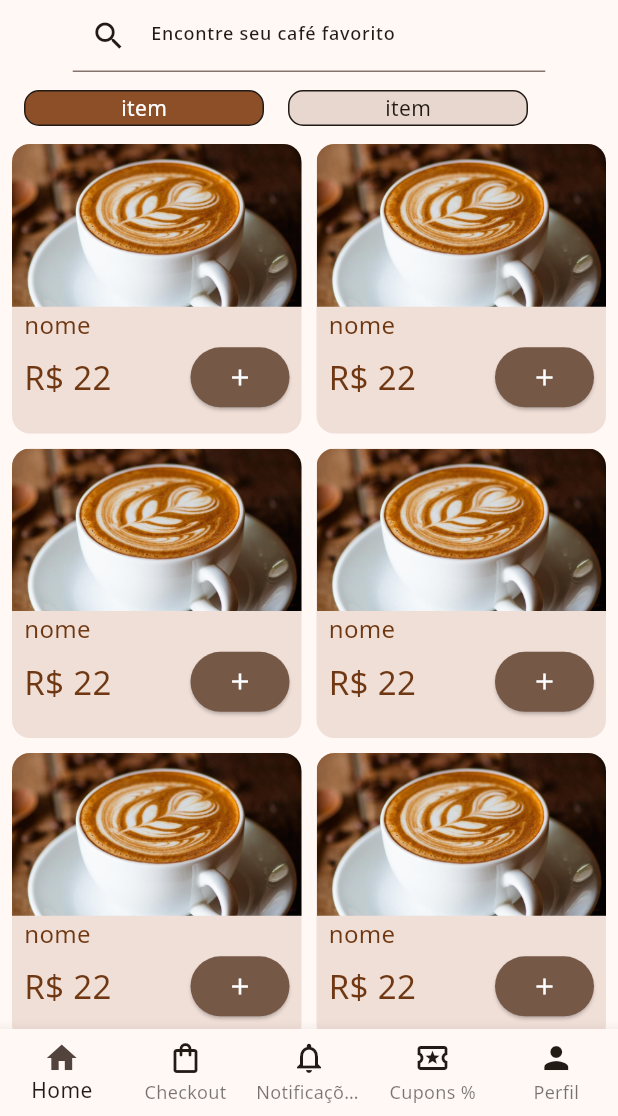
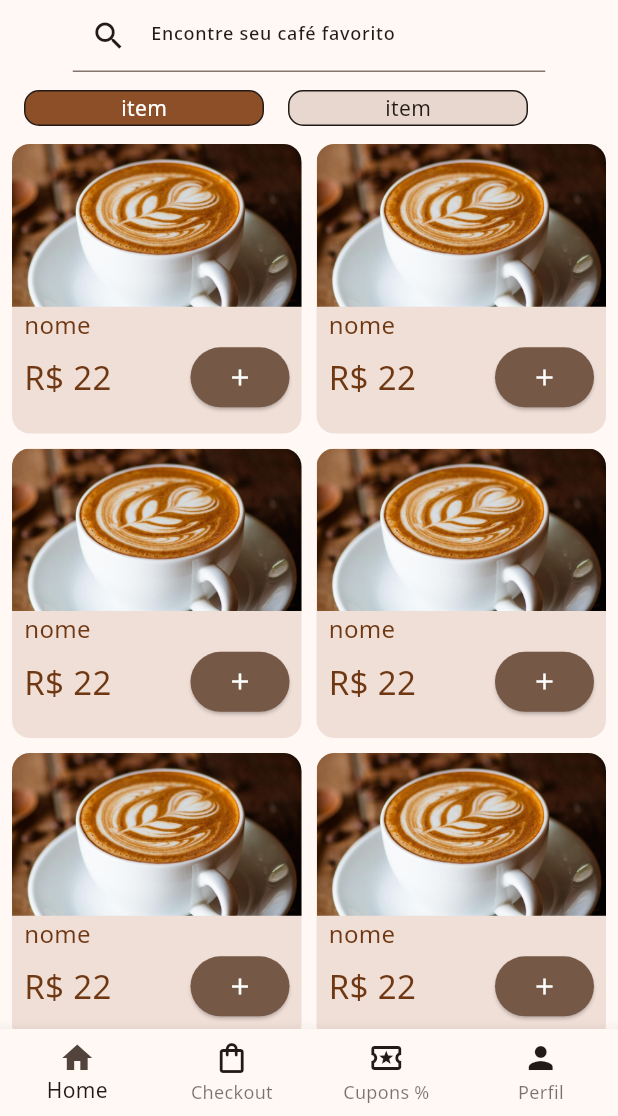
Before and after one commit to andreyrv18/CafePraJa, a Flutter app: the screen it shows after launch, on a phone screen of 412 x 824 dp, the part 120-1236 px from its top. Run offline on Flutter 3.47's test engine with Material 3 defaults, Android fonts, the phone set to English and light mode, and no system bars; our stand-ins replace google_fonts.

Commit message:
refactor: remove o item de notificações da barra de navegação inferior
A aba de notificações foi removida da `BottomNavigationBar` para simplificar a navegação do usuário.

```diff
--- a/lib/widgets/navigation_bottom_bar.dart
+++ b/lib/widgets/navigation_bottom_bar.dart
@@ -55,12 +55,7 @@ class _NavigationBottomBarState extends State<NavigationBottomBar> {
             label: "Checkout",
             tooltip: "Checkout",
           ),
-          BottomNavigationBarItem(
-            icon: Icon(Icons.notifications_outlined, color: theme.onSurface),
-            activeIcon: Icon(Icons.notifications_active_rounded),
-            label: "Notificações",
-            backgroundColor: theme.primary,
-          ),
+
           BottomNavigationBarItem(
             icon: Icon(Icons.local_activity_outlined),
             activeIcon: Icon(Icons.local_activity),
```
